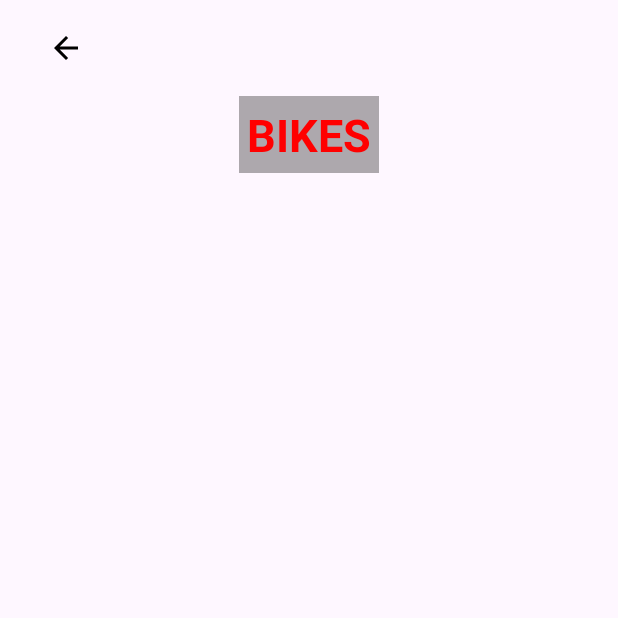
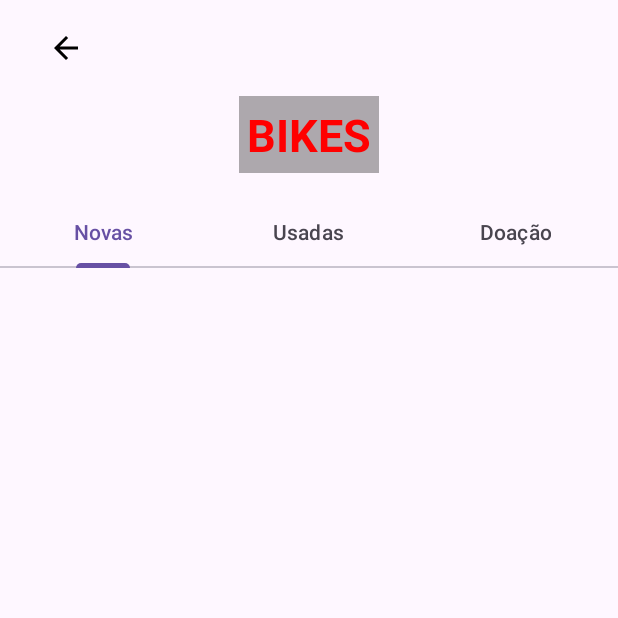
Before and after one commit to Tiraz/LojinhaBike, an Android app: the BikeActivity screen opened directly, with no data from a screen before it, on a phone screen of 412 x 824 dp, the top half of it. Run offline under Robolectric (Android 15) with nearby library versions, the phone set to English and light mode, and no system bars.

Commit message:
tab Layout

```diff
--- a/app/src/main/res/layout/bike_layout.xml
+++ b/app/src/main/res/layout/bike_layout.xml
@@ -32,4 +32,30 @@
         android:textSize="30sp"
         android:textStyle="bold" />
 
+    <com.google.android.material.tabs.TabLayout
+        android:layout_width="match_parent"
+        android:layout_height="wrap_content">
+
+        <com.google.android.material.tabs.TabItem
+            android:id="@+id/idBikeNova"
+            android:layout_width="wrap_content"
+            android:layout_height="wrap_content"
+            android:text="Novas" />
+
+        <com.google.android.material.tabs.TabItem
+            android:id="@+id/idBikeUsada"
+            android:layout_width="wrap_content"
+            android:layout_height="wrap_content"
+            android:text="Usadas" />
+
+        <com.google.android.material.tabs.TabItem
+            android:id="@+id/idBikeDoacao"
+            android:layout_width="wrap_content"
+            android:layout_height="wrap_content"
+            android:text="Doação" />
+
+
+    </com.google.android.material.tabs.TabLayout>
+
+
 </LinearLayout>
```
